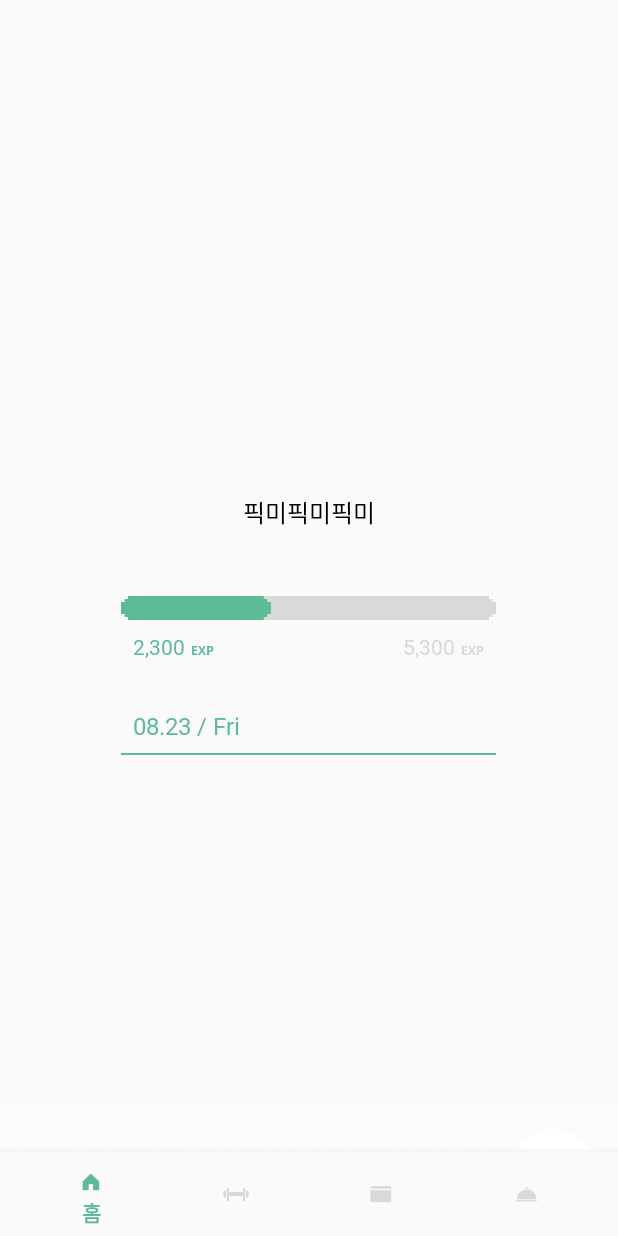
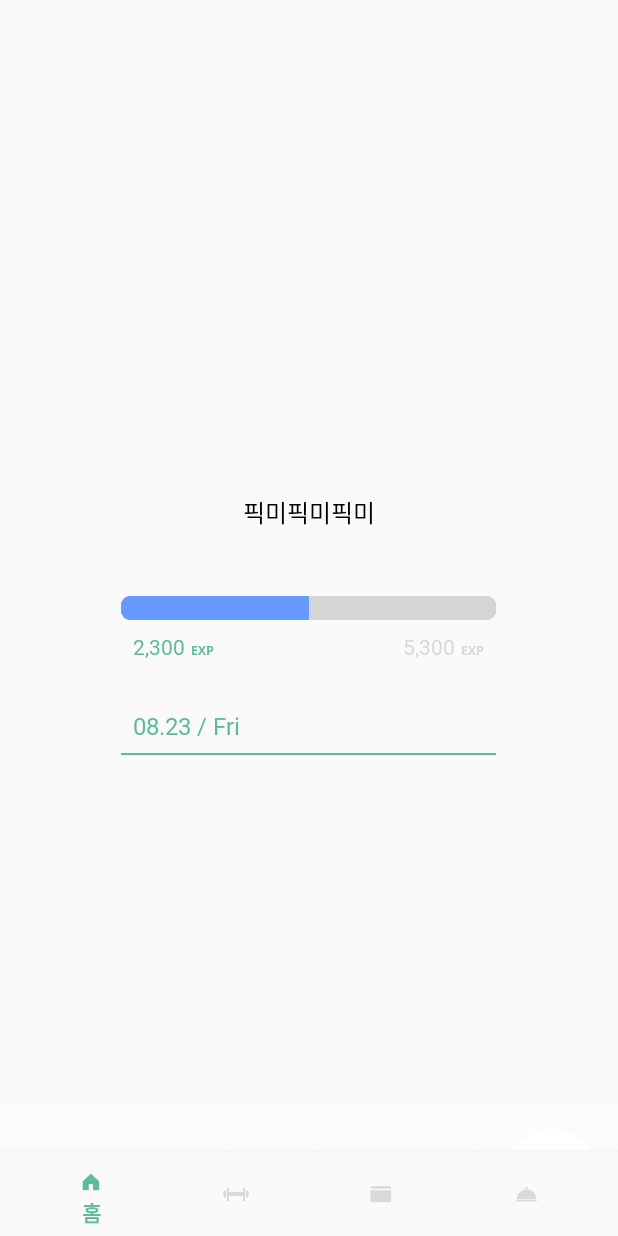
Before and after one commit to pixtus/Pixtus-App, an Android app: the MainFragment screen opened directly, with no data from a screen before it, on a phone screen of 412 x 824 dp. Run offline under Robolectric (Android 15) with nearby library versions, the phone set to English and light mode, and no system bars; our stand-ins replace RxJava; network calls fail.

Commit message:
메인 oncreateview에 추가

```diff
--- a/PixtusApp/app/src/main/java/com/mash/up/pixtus_app/ui/MainFragment.kt
+++ b/PixtusApp/app/src/main/java/com/mash/up/pixtus_app/ui/MainFragment.kt
@@ -60,6 +60,7 @@ class MainFragment : Fragment(), SensorEventListener {
         root!!.tv_date.text = dateFormat.format(Date()).toString()
 
         initUI()
+        getData()
         return root
     }
 
@@ -86,7 +87,7 @@ class MainFragment : Fragment(), SensorEventListener {
                 count++
                 remember = count
             }
-        }else if (event!!.sensor.getType() == Sensor.TYPE_ACCELEROMETER){//TYPE_ACCELEROMETER
+        }else if (event!!.sensor.getType() == Sensor.TYPE_ACCELEROMETER){
             val animationView = root!!.findViewById<LottieAnimationView>(R.id.lottie_main)
             animationView.setAnimation("pixtus_walk_junior.json")
             if(event.values[0] > 3){
@@ -133,18 +134,16 @@ class MainFragment : Fragment(), SensorEventListener {
     fun sendData(){
         remember = preferences!!.getFloat("stepCount", 0.0f)
         Log.d("하하", remember.toString())
-        NetworkCore.getNetworkCore<PixtusApi>()//TODO 이게 이상하다
+        NetworkCore.getNetworkCore<PixtusApi>()
             .sendStep(
                 SharedPreferenceController.getAuthorization(context!!),
-                StepData(remember,0)
+                StepData(remember,1)
             )
             .subscribeOn(Schedulers.io())
             .observeOn(AndroidSchedulers.mainThread())
             .subscribe({
-                Log.d("하하ㅏ하하하", "성공")
                 getData()
             }, {
-                Log.d("send_step", "fail")
             })
     }
 
--- a/PixtusApp/app/src/main/java/com/mash/up/pixtus_app/ui/ViewActivity.kt
+++ b/PixtusApp/app/src/main/java/com/mash/up/pixtus_app/ui/ViewActivity.kt
@@ -19,7 +19,7 @@ class ViewActivity : AppCompatActivity(), ViewPager.OnPageChangeListener {
     private var viewPager: ViewPager? = null
     private val fragment1 = MainFragment()
     private val fragment2 = WorkoutFragment()
-    private val fragment3 = MainFragment()
+    private val fragment3 = WorkoutFragment()
     private val fragment4 = WorkoutFragment()
     private val mOnNavigationItemSelectedListener = object : BottomNavigationView.OnNavigationItemSelectedListener {
         override fun onNavigationItemSelected(p0: MenuItem): Boolean {
@@ -32,7 +32,6 @@ class ViewActivity : AppCompatActivity(), ViewPager.OnPageChangeListener {
                     startActivity(intent)
                 }
             }
-            //viewPager!!.currentItem = p0.order
             return true
         }
     }
@@ -57,7 +56,6 @@ class ViewActivity : AppCompatActivity(), ViewPager.OnPageChangeListener {
                 }
                 return null
             }
-
             override fun getCount(): Int {
                 return 4
             }
--- a/PixtusApp/app/src/main/java/com/mash/up/pixtus_app/ui/view/WorkoutDetailActivity.kt
+++ b/PixtusApp/app/src/main/java/com/mash/up/pixtus_app/ui/view/WorkoutDetailActivity.kt
@@ -43,7 +43,7 @@ class WorkoutDetailActivity : AppCompatActivity() {
     var showExp : ConstraintLayout? = null
     var bar_workout_exp : ProgressBar ?= null
 
-    var stepData = StepData(MillisecondTime.toFloat(), 0)
+    var stepData = StepData(MillisecondTime.toFloat(), 1)
 
     override fun onCreate(savedInstanceState: Bundle?) {
         super.onCreate(savedInstanceState)
@@ -133,11 +133,10 @@ class WorkoutDetailActivity : AppCompatActivity() {
                     tv_workout_addexp.text = it.exp.toString()
                     tv_workout_pre_exp.text = it.currExp.toString()
                     tv_workout_total_exp.text = it.nextExp.toString()
-
                 }, {
                     Log.d("send_step", "fail")
                 })
-            handler?.postDelayed(finish, 2500)
+            handler?.postDelayed(finish, 3000)
         }
         handler = Handler()
     }
--- a/PixtusApp/app/src/main/res/layout/activity_main.xml
+++ b/PixtusApp/app/src/main/res/layout/activity_main.xml
@@ -54,14 +54,27 @@
 
 			</RelativeLayout>
 
-			<ImageView
+			<ProgressBar
 				android:id="@+id/stats_bar"
+				android:max="100"
+				android:progress="50"
+				style="@style/Widget.AppCompat.ProgressBar.Horizontal"
+				android:progressDrawable="@drawable/progressbar_progressbar1"
 				android:layout_width="250dp"
 				android:layout_height="16dp"
 				android:layout_below="@+id/layout_name"
 				android:layout_centerHorizontal="true"
 				android:layout_marginTop="16dp"
-				android:background="@drawable/bg_test" />
+				android:background="@drawable/bg_test"/>
+
+			<!--<ImageView-->
+				<!--android:id="@+id/stats_bar"-->
+				<!--android:layout_width="250dp"-->
+				<!--android:layout_height="16dp"-->
+				<!--android:layout_below="@+id/layout_name"-->
+				<!--android:layout_centerHorizontal="true"-->
+				<!--android:layout_marginTop="16dp"-->
+				<!--android:background="@drawable/bg_test" />-->
 
 			<TextView
 				android:id="@+id/tv_calorie"
```
